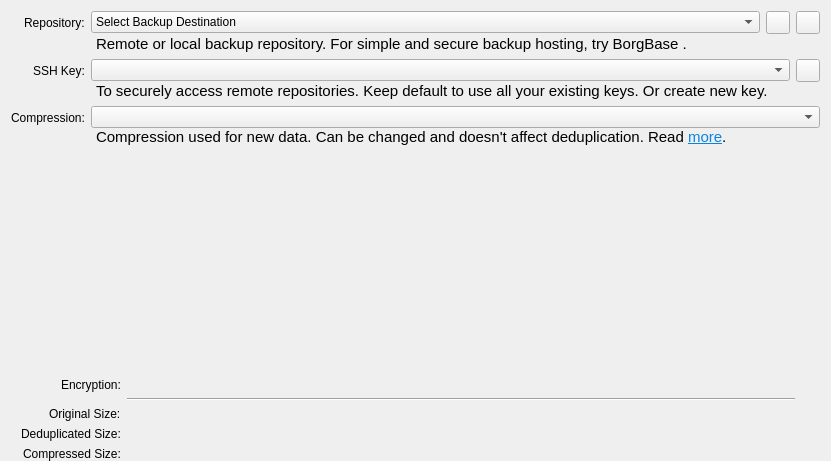
The window that src/vorta/assets/UI/repotab.ui (bastiencyr/vorta) describes before a commit, drawn with Qt 5.
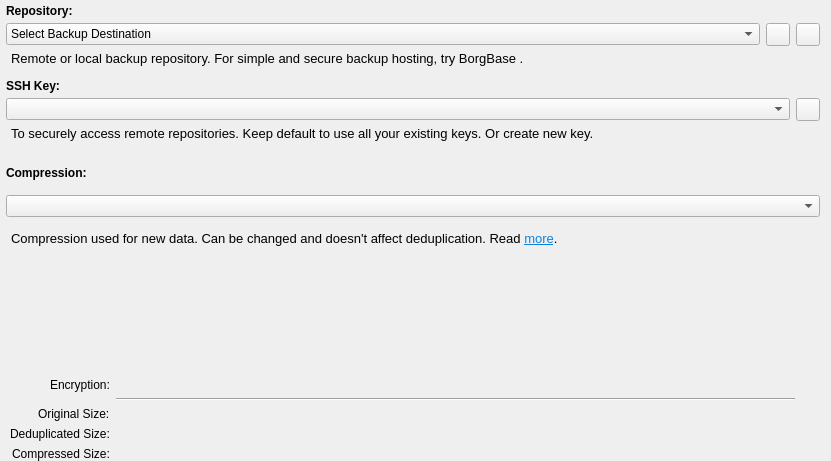
The same window after the commit.

Commit message: Flat design

Diff of the .ui file:
```diff
--- a/src/vorta/assets/UI/repotab.ui
+++ b/src/vorta/assets/UI/repotab.ui
@@ -23,6 +23,12 @@
    <string>Form</string>
   </property>
   <layout class="QVBoxLayout" name="verticalLayout">
+   <property name="leftMargin">
+    <number>0</number>
+   </property>
+   <property name="topMargin">
+    <number>0</number>
+   </property>
    <property name="bottomMargin">
     <number>0</number>
    </property>
@@ -43,29 +49,7 @@
      <property name="topMargin">
       <number>0</number>
      </property>
-     <item row="0" column="0">
-      <widget class="QLabel" name="label">
-       <property name="minimumSize">
-        <size>
-         <width>0</width>
-         <height>0</height>
-        </size>
-       </property>
-       <property name="text">
-        <string>Repository:</string>
-       </property>
-       <property name="alignment">
-        <set>Qt::AlignLeading|Qt::AlignLeft|Qt::AlignVCenter</set>
-       </property>
-       <property name="wordWrap">
-        <bool>true</bool>
-       </property>
-       <property name="indent">
-        <number>0</number>
-       </property>
-      </widget>
-     </item>
-     <item row="0" column="1">
+     <item row="1" column="1">
       <layout class="QGridLayout" name="gridLayout_2">
        <property name="leftMargin">
         <number>0</number>
@@ -77,42 +61,6 @@
         <number>1</number>
        </property>
        <item row="1" column="1">
-        <widget class="QLabel" name="label_5">
-         <property name="enabled">
-          <bool>true</bool>
-         </property>
-         <property name="sizePolicy">
-          <sizepolicy hsizetype="Preferred" vsizetype="Preferred">
-           <horstretch>0</horstretch>
-           <verstretch>0</verstretch>
-          </sizepolicy>
-         </property>
-         <property name="font">
-          <font>
-           <pointsize>11</pointsize>
-          </font>
-         </property>
-         <property name="text">
-          <string>&lt;html&gt;&lt;head/&gt;&lt;body&gt;&lt;p&gt;Remote or local backup repository. For simple and secure backup hosting, try &lt;a href=&quot;https://www.borgbase.com/?utm_source=vorta&amp;amp;utm_medium=app&quot;&gt;&lt;span style=&quot; text-decoration: underline; color:#0984e3;&quot;&gt;BorgBase&lt;/span&gt;&lt;/a&gt;.&lt;/p&gt;&lt;/body&gt;&lt;/html&gt;</string>
-         </property>
-         <property name="alignment">
-          <set>Qt::AlignLeading|Qt::AlignLeft|Qt::AlignVCenter</set>
-         </property>
-         <property name="wordWrap">
-          <bool>true</bool>
-         </property>
-         <property name="margin">
-          <number>0</number>
-         </property>
-         <property name="indent">
-          <number>5</number>
-         </property>
-         <property name="openExternalLinks">
-          <bool>true</bool>
-         </property>
-        </widget>
-       </item>
-       <item row="0" column="1">
         <widget class="QComboBox" name="repoSelector">
          <property name="sizePolicy">
           <sizepolicy hsizetype="Expanding" vsizetype="Fixed">
@@ -130,7 +78,7 @@
          </item>
         </widget>
        </item>
-       <item row="0" column="2">
+       <item row="1" column="2">
         <widget class="QToolButton" name="repoRemoveToolbutton">
          <property name="toolTip">
           <string>Unlink Repository (This doesn't delete any data. You can always add a repo again later.)</string>
@@ -140,7 +88,43 @@
          </property>
         </widget>
        </item>
-       <item row="0" column="3">
+       <item row="2" column="1">
+        <widget class="QLabel" name="label_5">
+         <property name="enabled">
+          <bool>true</bool>
+         </property>
+         <property name="sizePolicy">
+          <sizepolicy hsizetype="Preferred" vsizetype="Preferred">
+           <horstretch>0</horstretch>
+           <verstretch>0</verstretch>
+          </sizepolicy>
+         </property>
+         <property name="font">
+          <font>
+           <pointsize>10</pointsize>
+          </font>
+         </property>
+         <property name="text">
+          <string>&lt;html&gt;&lt;head/&gt;&lt;body&gt;&lt;p&gt;Remote or local backup repository. For simple and secure backup hosting, try &lt;a href=&quot;https://www.borgbase.com/?utm_source=vorta&amp;amp;utm_medium=app&quot;&gt;&lt;span style=&quot; text-decoration: underline; color:#0984e3;&quot;&gt;BorgBase&lt;/span&gt;&lt;/a&gt;.&lt;/p&gt;&lt;/body&gt;&lt;/html&gt;</string>
+         </property>
+         <property name="alignment">
+          <set>Qt::AlignLeading|Qt::AlignLeft|Qt::AlignVCenter</set>
+         </property>
+         <property name="wordWrap">
+          <bool>true</bool>
+         </property>
+         <property name="margin">
+          <number>0</number>
+         </property>
+         <property name="indent">
+          <number>5</number>
+         </property>
+         <property name="openExternalLinks">
+          <bool>true</bool>
+         </property>
+        </widget>
+       </item>
+       <item row="1" column="3">
         <widget class="QToolButton" name="copyURLbutton">
          <property name="toolTip">
           <string>Copy repo URL to clipboard</string>
@@ -150,18 +134,22 @@
          </property>
         </widget>
        </item>
-      </layout>
-     </item>
-     <item row="1" column="0">
-      <widget class="QLabel" name="label_6">
+       <item row="0" column="1">
+        <widget class="QLabel" name="label">
        <property name="minimumSize">
         <size>
          <width>0</width>
          <height>0</height>
         </size>
        </property>
+         <property name="font">
+          <font>
+           <weight>75</weight>
+           <bold>true</bold>
+          </font>
+         </property>
        <property name="text">
-        <string>SSH Key:</string>
+          <string>Repository:</string>
        </property>
        <property name="alignment">
         <set>Qt::AlignLeading|Qt::AlignLeft|Qt::AlignVCenter</set>
@@ -174,12 +162,14 @@
        </property>
       </widget>
      </item>
-     <item row="1" column="1">
+      </layout>
+     </item>
+     <item row="2" column="1">
       <layout class="QGridLayout" name="gridLayout_4">
        <property name="verticalSpacing">
-        <number>0</number>
+        <number>1</number>
        </property>
-       <item row="0" column="2">
+       <item row="1" column="2">
         <widget class="QToolButton" name="sshKeyToClipboardButton">
          <property name="toolTip">
           <string>Copy public SSH key to clipboard.</string>
@@ -195,17 +185,7 @@
          </property>
         </widget>
        </item>
-       <item row="0" column="1">
-        <widget class="QComboBox" name="sshComboBox">
-         <property name="sizePolicy">
-          <sizepolicy hsizetype="Expanding" vsizetype="Fixed">
-           <horstretch>0</horstretch>
-           <verstretch>0</verstretch>
-          </sizepolicy>
-         </property>
-        </widget>
-       </item>
-       <item row="1" column="1">
+       <item row="2" column="1">
         <widget class="QLabel" name="label_2">
          <property name="sizePolicy">
           <sizepolicy hsizetype="Preferred" vsizetype="Preferred">
@@ -215,7 +195,7 @@
          </property>
          <property name="font">
           <font>
-           <pointsize>11</pointsize>
+           <pointsize>10</pointsize>
           </font>
          </property>
          <property name="text">
@@ -232,18 +212,32 @@
          </property>
         </widget>
        </item>
-      </layout>
-     </item>
-     <item row="2" column="0">
-      <widget class="QLabel" name="label_7">
+       <item row="1" column="1">
+        <widget class="QComboBox" name="sshComboBox">
+         <property name="sizePolicy">
+          <sizepolicy hsizetype="Expanding" vsizetype="Fixed">
+           <horstretch>0</horstretch>
+           <verstretch>0</verstretch>
+          </sizepolicy>
+         </property>
+        </widget>
+       </item>
+       <item row="0" column="1">
+        <widget class="QLabel" name="label_6">
        <property name="minimumSize">
         <size>
          <width>0</width>
          <height>0</height>
         </size>
        </property>
+         <property name="font">
+          <font>
+           <weight>75</weight>
+           <bold>true</bold>
+          </font>
+         </property>
        <property name="text">
-        <string>Compression:</string>
+          <string>SSH Key:</string>
        </property>
        <property name="alignment">
         <set>Qt::AlignLeading|Qt::AlignLeft|Qt::AlignVCenter</set>
@@ -256,12 +250,14 @@
        </property>
       </widget>
      </item>
-     <item row="2" column="1">
+      </layout>
+     </item>
+     <item row="3" column="1">
       <layout class="QGridLayout" name="gridLayout_5">
        <property name="verticalSpacing">
         <number>0</number>
        </property>
-       <item row="0" column="1">
+       <item row="1" column="1">
         <widget class="QComboBox" name="repoCompression">
          <property name="sizePolicy">
           <sizepolicy hsizetype="Expanding" vsizetype="Fixed">
@@ -271,7 +267,7 @@
          </property>
         </widget>
        </item>
-       <item row="1" column="1">
+       <item row="2" column="1">
         <widget class="QLabel" name="label_4">
          <property name="sizePolicy">
           <sizepolicy hsizetype="Preferred" vsizetype="Preferred">
@@ -281,7 +277,7 @@
          </property>
          <property name="font">
           <font>
-           <pointsize>11</pointsize>
+           <pointsize>10</pointsize>
           </font>
          </property>
          <property name="text">
@@ -301,6 +297,34 @@
          </property>
         </widget>
        </item>
+       <item row="0" column="1">
+        <widget class="QLabel" name="label_7">
+         <property name="minimumSize">
+          <size>
+           <width>0</width>
+           <height>0</height>
+          </size>
+         </property>
+         <property name="font">
+          <font>
+           <weight>75</weight>
+           <bold>true</bold>
+          </font>
+         </property>
+         <property name="text">
+          <string>Compression:</string>
+         </property>
+         <property name="alignment">
+          <set>Qt::AlignLeading|Qt::AlignLeft|Qt::AlignVCenter</set>
+         </property>
+         <property name="wordWrap">
+          <bool>true</bool>
+         </property>
+         <property name="indent">
+          <number>0</number>
+         </property>
+        </widget>
+       </item>
       </layout>
      </item>
     </layout>
```
Lines whose indentation alone changed are shown as unchanged. The commit also changes 4 other files.
